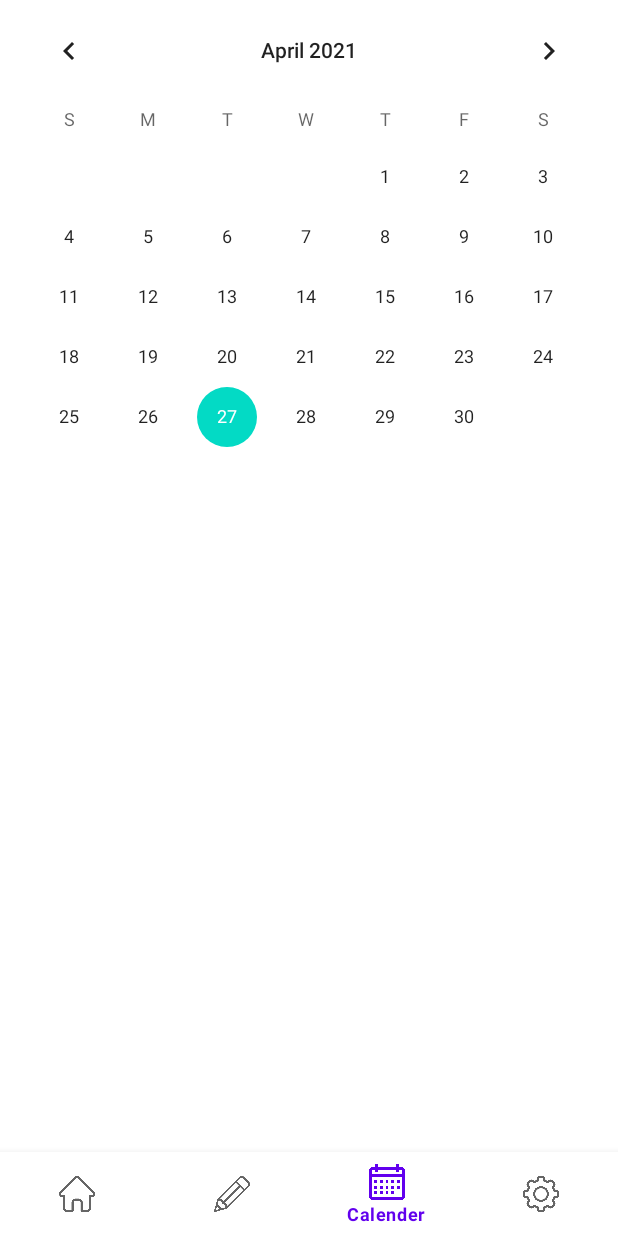
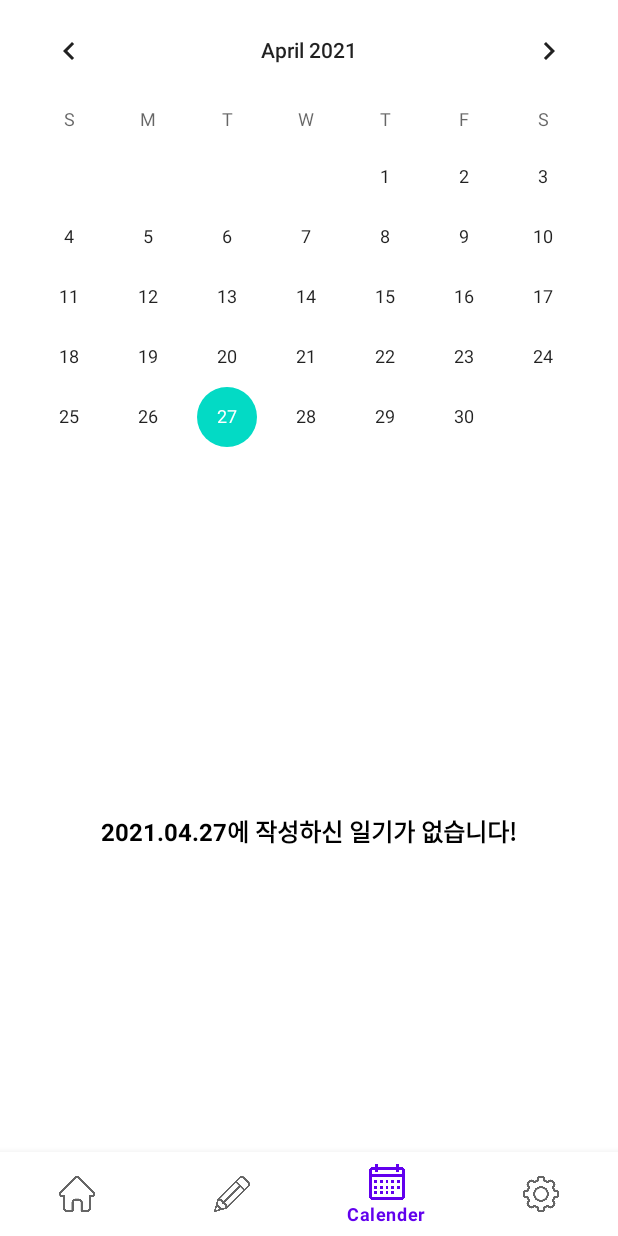
Before and after one commit to kimjw2003/Third_grade_Project, an Android app: the CalenderFragment screen opened through its navigation route, on a phone screen of 412 x 824 dp. Run offline under Robolectric (Android 15) with nearby library versions, the light colour scheme and no system bars; our stand-ins replace Room's generated code, data binding, navigation-ui; 2 statements that could not run were skipped.

Commit message:
[UPDATE] calenderRcview no item

```diff
--- a/app/src/main/java/com/example/third_grade_project/view/fragment/CalenderFragment.kt
+++ b/app/src/main/java/com/example/third_grade_project/view/fragment/CalenderFragment.kt
@@ -1,5 +1,6 @@
 package com.example.third_grade_project.view.fragment
 
+import android.annotation.SuppressLint
 import android.content.Intent
 import android.os.Bundle
 import android.util.Log
@@ -21,6 +22,7 @@ import com.example.third_grade_project.viewModel.CalenderViewModel
 import com.example.third_grade_project.viewModelFactory.CalenderViewModelFactory
 import java.text.SimpleDateFormat
 import java.util.*
+import kotlin.collections.ArrayList
 
 class CalenderFragment() : Fragment() {
 
@@ -84,8 +86,14 @@ class CalenderFragment() : Fragment() {
         displayDiaryList()
     }
 
+    @SuppressLint("SetTextI18n")
     private fun displayDiaryList(){
-        calenderViewModel.getDiaryDate(dateInfo).observe(viewLifecycleOwner)  {
+        calenderViewModel.getDiaryDate(dateInfo).observe(viewLifecycleOwner) {
+            if(calenderViewModel.checkEmpty == "result is Empty"){
+                binding.rcViewEmptyCheck.text = "${dateInfo}에 작성하신 일기가 없습니다!"
+            } else{
+                binding.rcViewEmptyCheck.text = ""
+            }
             binding.calenderRcview.adapter = CalenderListRcviewAdapter(it, { selectedItem: Diary -> listItemClicked((selectedItem))})
         }
     }
--- a/app/src/main/java/com/example/third_grade_project/viewModel/CalenderViewModel.kt
+++ b/app/src/main/java/com/example/third_grade_project/viewModel/CalenderViewModel.kt
@@ -1,5 +1,6 @@
 package com.example.third_grade_project.viewModel
 
+import android.util.Log
 import androidx.databinding.Bindable
 import androidx.databinding.Observable
 import androidx.lifecycle.MutableLiveData
@@ -14,6 +15,7 @@ class CalenderViewModel(private val repository: DiaryRepository) : ViewModel(),
 
     private var isDelete = false
     private lateinit var diaryToDelete : Diary
+    lateinit var checkEmpty : String
 
     @Bindable
     val inputTitle = MutableLiveData<String>()
@@ -23,6 +25,11 @@ class CalenderViewModel(private val repository: DiaryRepository) : ViewModel(),
 
     fun getDiaryDate(date: String) = liveData {
         val result = repository.getAllDateDiary(date)
+        if(result.isEmpty()){
+            checkEmpty = "result is Empty"
+        } else{
+            checkEmpty = "no Empty"
+        }
         emit(result)
     }
 
--- a/app/src/main/res/layout/fragment_calender.xml
+++ b/app/src/main/res/layout/fragment_calender.xml
@@ -33,5 +33,17 @@
         app:layout_constraintStart_toStartOf="parent"
         app:layout_constraintTop_toBottomOf="@+id/calender_view" />
 
+    <TextView
+        android:id="@+id/rcView_empty_check"
+        android:layout_width="wrap_content"
+        android:layout_height="wrap_content"
+        android:textColor="@color/black"
+        android:textSize="16sp"
+        android:textStyle="bold"
+        app:layout_constraintBottom_toBottomOf="parent"
+        app:layout_constraintEnd_toEndOf="parent"
+        app:layout_constraintStart_toStartOf="parent"
+        app:layout_constraintTop_toBottomOf="@+id/calender_view" />
+
 </androidx.constraintlayout.widget.ConstraintLayout>
 </layout>
```
Also changed, not shown: app/src/main/java/com/example/third_grade_project/view/MainActivity.kt (+14 -0 lines).
